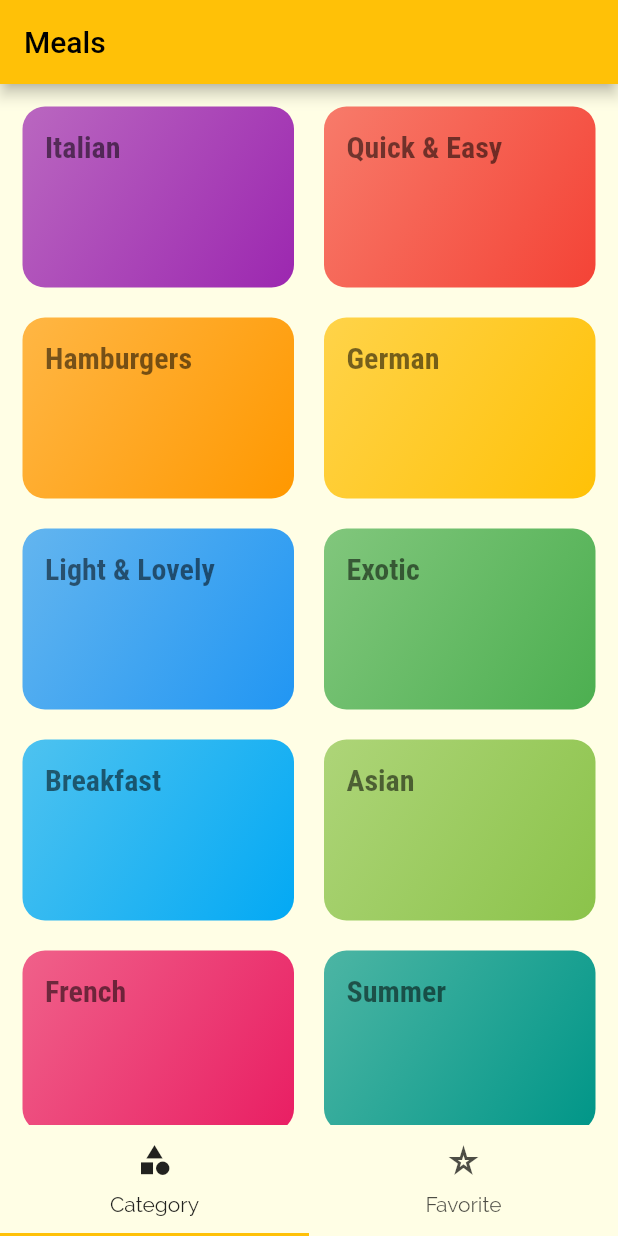
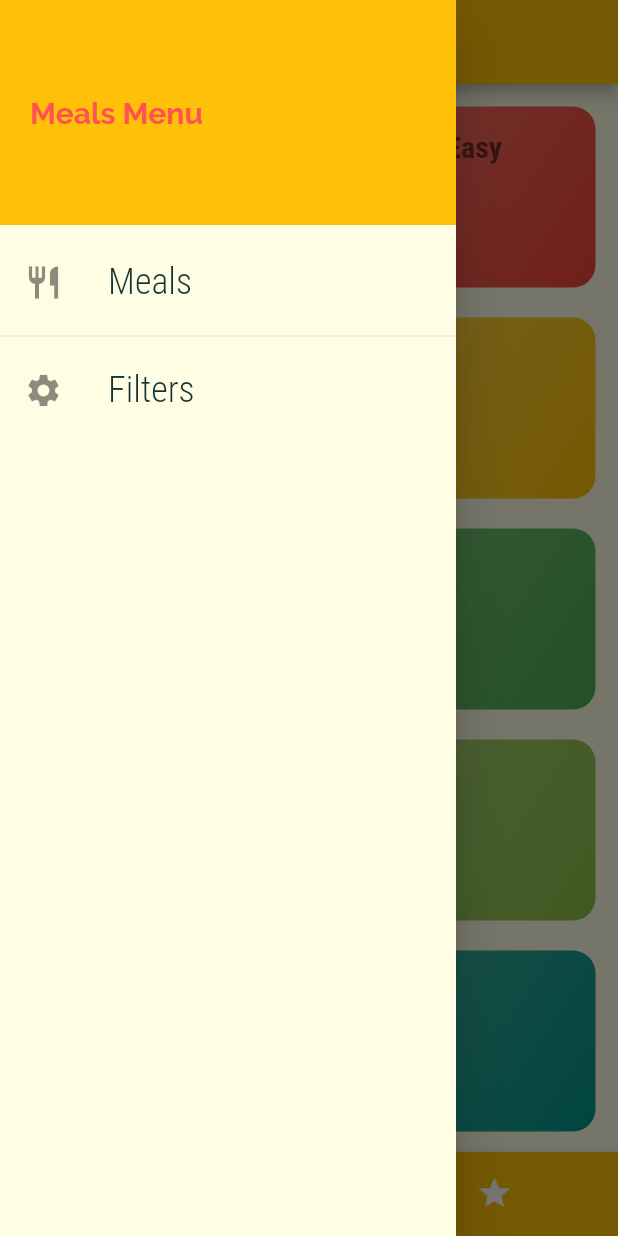
Before and after one commit to joshlul/meals-app, a Flutter app: the screen it shows after launch, with the side drawer open (before the commit the screen has no drawer), on a phone screen of 412 x 824 dp. Run offline on Flutter 3.47's test engine with Material 2 defaults, Android fonts, the phone set to English and light mode, and no system bars.

Commit message:
tabs and drawer

```diff
--- a/lib/main.dart
+++ b/lib/main.dart
@@ -16,7 +16,7 @@ class MealsApp extends StatelessWidget {
       title: "Meals App",
       theme: ThemeData(
         primarySwatch: Colors.amber,
-          accentColor: Colors.amber,
+        accentColor: Colors.red.shade800,
         canvasColor: Color.fromRGBO(255, 254, 229, 1),
         fontFamily: 'Raleway',
         textTheme: ThemeData.light().textTheme.copyWith(
@@ -27,7 +27,15 @@ class MealsApp extends StatelessWidget {
                 fontFamily: 'RobotoCondensed',
                 fontWeight: FontWeight.bold,
               ),
+            ),
+        appBarTheme: AppBarTheme(
+            titleTextStyle: TextStyle(
+          fontFamily: "RobotoCondensed",
+          fontSize: 26,
+          fontWeight: FontWeight.w200,
+          color: Colors.black,
         )),
+      ),
       home: TabsScreen(),
       routes: {
         // '/': (context) => CategoriesScreen(),
--- a/lib/screens/tabs_screen.dart
+++ b/lib/screens/tabs_screen.dart
@@ -1,7 +1,8 @@
-// ignore_for_file: prefer_const_constructors, prefer_const_literals_to_create_immutables
+// ignore_for_file: prefer_const_constructors, prefer_const_literals_to_create_immutables, prefer_final_fields
 
 import 'package:flutter/material.dart';
 
+import '../widgets/main_drawer.dart';
 import './favorite_screen.dart';
 import './categories_screen.dart';
 
@@ -13,33 +14,71 @@ class TabsScreen extends StatefulWidget {
 }
 
 class _TabsScreenState extends State<TabsScreen> {
+  final List<Map<String, dynamic>> _pages = [
+    {
+      "page": CategoriesScreen(),
+      "title": "Categories",
+    },
+    {
+      "page": FavoriteScreen(),
+      "title": "Favorites",
+    }
+  ];
+
+  int _selectedPageIndex = 0;
+
+  void _selectPage(int index) {
+    setState(() {
+      _selectedPageIndex = index;
+    });
+  }
+
   @override
   Widget build(BuildContext context) {
-    return DefaultTabController(
-      length: 2,
-      child: Scaffold(
-        appBar: AppBar(
-          title: Text("Meals"),
-        ),
-        bottomNavigationBar: TabBar(
-          tabs: <Widget>[
-            Tab(
-              icon: Icon(Icons.category),
-              text: "Category",
-            ),
-            Tab(
-              icon: Icon(Icons.star_border_purple500),
-              text: "Favorite",
-            )
-          ],
-        ),
-        body: TabBarView(
-          children: <Widget>[
-            CategoriesScreen(),
-            FavoriteScreen(),
-          ],
-        ),
+    return Scaffold(
+      appBar: AppBar(
+        title: Text(_pages[_selectedPageIndex]["title"]),
       ),
+
+      drawer: MainDrawer(),
+
+      body: _pages[_selectedPageIndex]["page"],
+
+      bottomNavigationBar: BottomNavigationBar(
+        onTap: _selectPage,
+        unselectedItemColor: Colors.white,
+        selectedItemColor: Theme.of(context).accentColor,
+        backgroundColor: Theme.of(context).primaryColor,
+        currentIndex: _selectedPageIndex,
+        type: BottomNavigationBarType.shifting,
+        items: [
+          BottomNavigationBarItem(
+            backgroundColor: Theme.of(context).primaryColor,
+            icon: Icon(Icons.category),
+            label: "Categories",
+          ),
+          BottomNavigationBarItem(
+            backgroundColor: Theme.of(context).primaryColor,
+            icon: Icon(Icons.star),
+            label: "Favorites",
+          ),
+        ],
+      ),
+
+      // Built in BottomNavigationBar
+
+      // bottomNavigationBar: TabBar(
+      //   tabs: <Widget>[
+      //     Tab(
+      //       icon: Icon(Icons.category),
+      //       text: "Category",
+      //     ),
+      //     Tab(
+      //       icon: Icon(Icons.star_border_purple500),
+      //       text: "Favorite",
+      //     )
+      //   ],
+      // ),
     );
   }
 }
--- /dev/null
+++ b/lib/widgets/main_drawer.dart
@@ -0,0 +1,54 @@
+// ignore_for_file: prefer_const_constructors
+
+import 'package:flutter/material.dart';
+
+class MainDrawer extends StatelessWidget {
+  const MainDrawer({Key? key}) : super(key: key);
+
+  Widget buildListTile(String title, IconData icon) {
+    return ListTile(
+      leading: Icon(
+        icon,
+        size: 26,
+      ),
+      title: Text(
+        title,
+        style: TextStyle(
+          fontFamily: "RobotoCondensed",
+          fontSize: 24,
+          fontWeight: FontWeight.w100,
+        ),
+      ),
+      onTap: () {},
+    );
+  }
+
+  @override
+  Widget build(BuildContext context) {
+    return Drawer(
+      child: Column(
+        children: <Widget>[
+          Container(
+            height: 150,
+            width: double.infinity,
+            padding: EdgeInsets.all(20),
+            alignment: Alignment.centerLeft,
+            child: Text(
+              "Meals Menu",
+              style: TextStyle(
+                fontWeight: FontWeight.w700,
+                fontSize: 20,
+                color: Colors.redAccent,
+              ),
+            ),
+            color: Theme.of(context).primaryColor,
+          ),
+          SizedBox(height: 10),
+          buildListTile("Meals", Icons.restaurant),
+          Divider(),
+          buildListTile("Filters", Icons.settings)
+        ],
+      ),
+    );
+  }
+}
```
Lines whose indentation alone changed are shown as unchanged.
